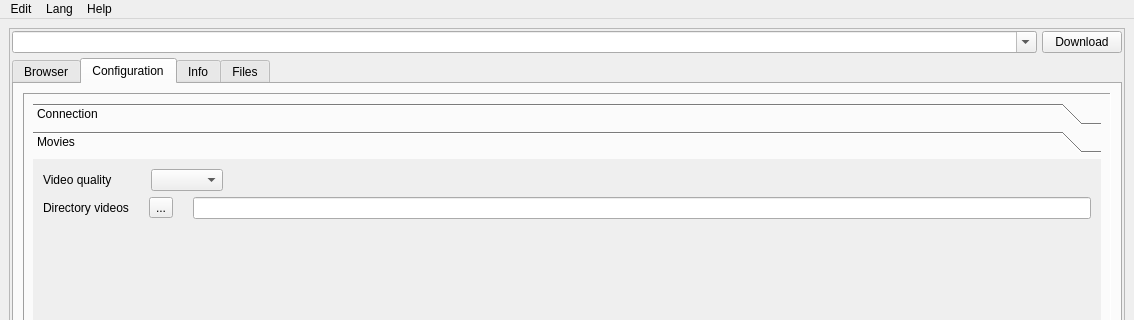
First picture: the form in main/app/win/mainLayout.ui, repository marcosvicente/BaixeAssista, before the edit; both pictures show x 0 to 1134 and y 0 to 320 of the 1134 by 663 pixel window.
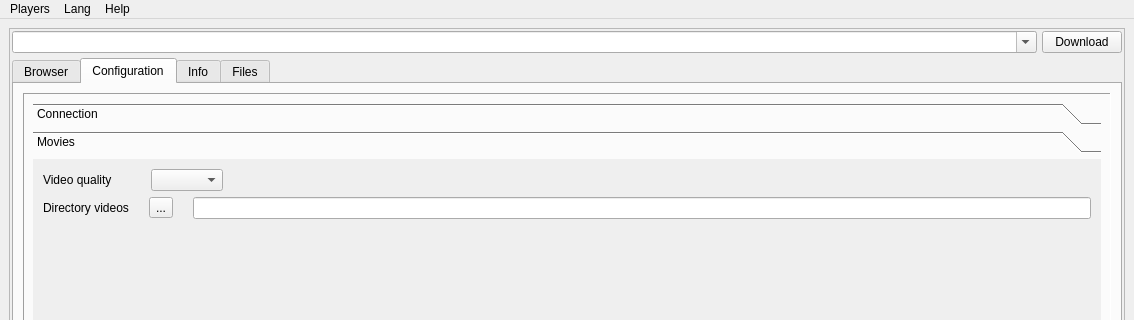
Second picture: the form after the edit. The open tabs and pages were chosen to show the change. Icons and pictures are not drawn.

Commit message: atualizando arquivos da ui.

Diff of the .ui file:
```diff
--- a/main/app/win/mainLayout.ui
+++ b/main/app/win/mainLayout.ui
@@ -905,7 +905,7 @@
      </font>
     </property>
     <property name="title">
-     <string>Edit</string>
+     <string>Players</string>
     </property>
     <addaction name="actionEmbedPlayer"/>
     <addaction name="actionExternalPlayer"/>
```
Left out of the diff: 31 changed lines with no effect on the pictures. The commit also changes 4 other files.
